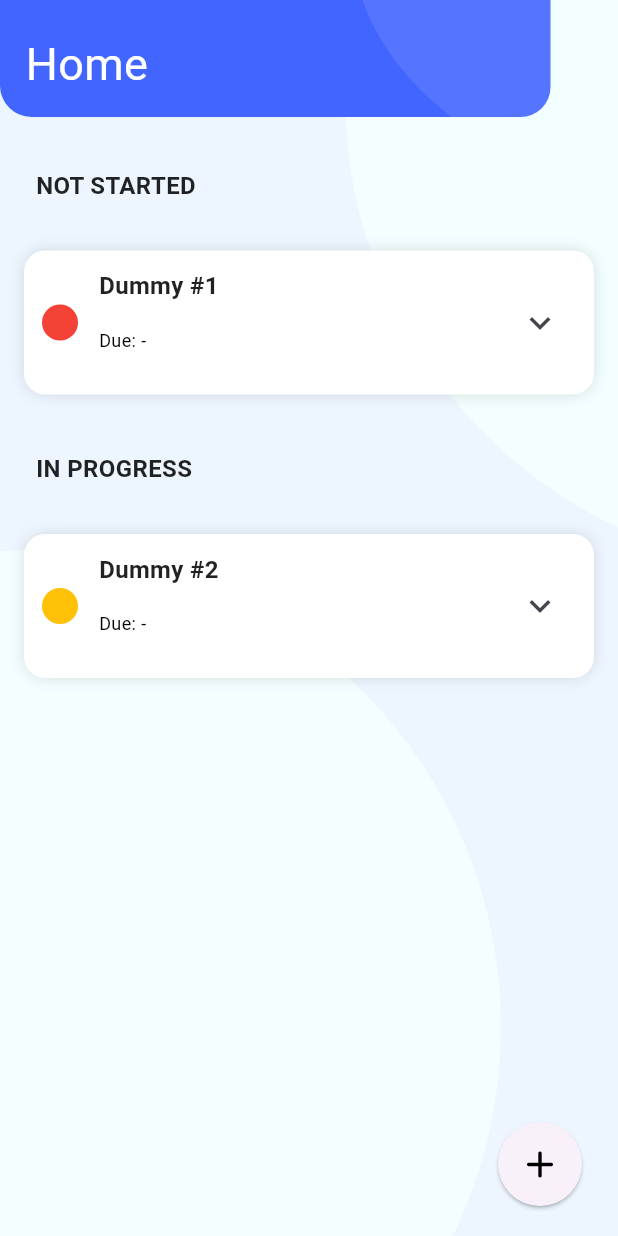
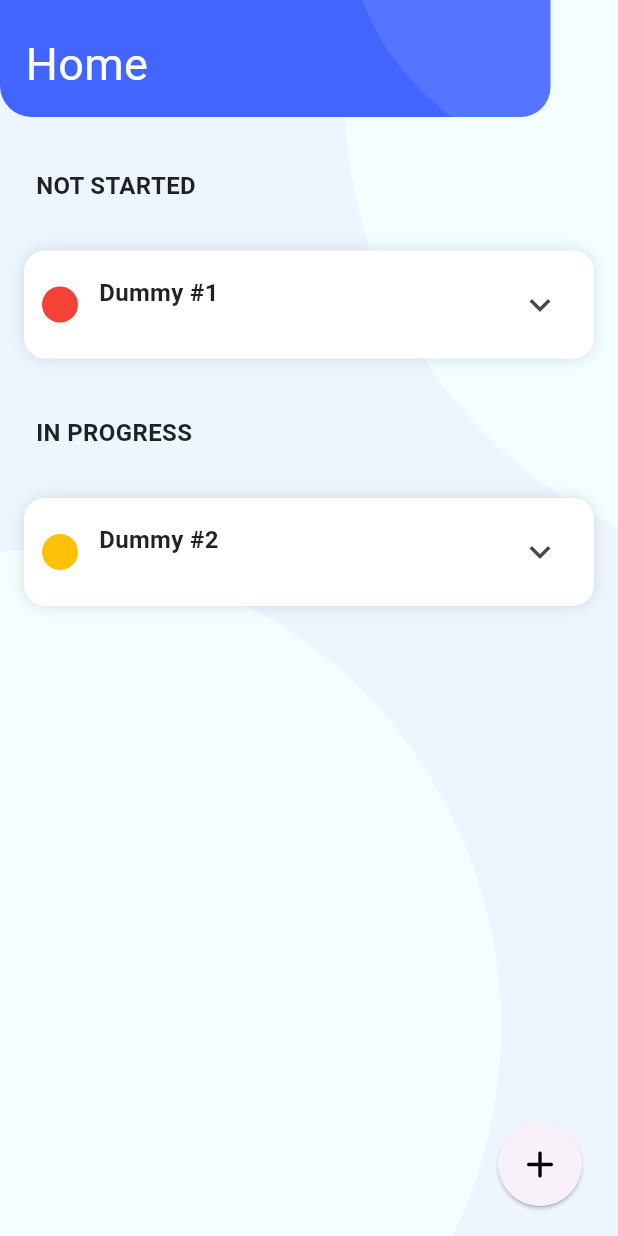
Before and after one commit to Reyhankunlah/TugasFlutterToDoList_22_03, a Flutter app: the HomePage screen opened directly, on a phone screen of 412 x 824 dp. Run offline on Flutter 3.47's test engine with Material 3 defaults, Android fonts, the phone set to English and light mode, and no system bars; our stand-ins replace get.

Commit message:
[MAF] fix Task Controller & Binding

```diff
--- a/lib/Bindings/appBinding.dart
+++ b/lib/Bindings/appBinding.dart
@@ -1,4 +1,3 @@
-import 'package:flutter_todolist/Controllers/addTodo_Controller.dart';
 import 'package:flutter_todolist/Controllers/auth_controller.dart';
 import 'package:flutter_todolist/Controllers/editTodo_Controller.dart';
 import 'package:flutter_todolist/Controllers/nav/mainNav_controller.dart';
@@ -12,6 +11,5 @@ class Appbinding extends Bindings {
     Get.lazyPut(() => EditTodoController(), fenix: true);
     Get.lazyPut(() => MainnavController(), fenix: true);
     Get.lazyPut(() => TaskController(), fenix: true);
-    Get.lazyPut(() => AddtodoController(), fenix: true);
   }
 }
--- a/lib/Components/taskCard.dart
+++ b/lib/Components/taskCard.dart
@@ -1,4 +1,3 @@
-// lib/components/task_card.dart
 import 'package:flutter/material.dart';
 import 'package:flutter_todolist/Components/custom_text.dart';
 import 'package:get/get.dart';
@@ -24,6 +23,21 @@ class TaskCard extends StatelessWidget {
 
     final isExpanded = false.obs;
     final taskC = Get.find<TaskController>();
+
+    final List<String> bulan = [
+      "Januari",
+      "Februari",
+      "Maret",
+      "April",
+      "Mei",
+      "Juni",
+      "Juli",
+      "Agustus",
+      "September",
+      "Oktober",
+      "November",
+      "Desember",
+    ];
 
     return Obx(
       () => Container(
@@ -53,15 +67,6 @@ class TaskCard extends StatelessWidget {
                           fontSize: 16,
                         ),
                       ),
-                      Padding(
-                        padding: const EdgeInsets.symmetric(horizontal: 14),
-                        child: CustomText(
-                          myText:
-                              "Due: ${task.dueDate != null ? task.dueDate!.toLocal().toString().split(' ').first : '-'}",
-                          fontColor: CustomColor.black,
-                          fontSize: 12,
-                        ),
-                      ),
                     ],
                   ),
                 ),
@@ -80,14 +85,15 @@ class TaskCard extends StatelessWidget {
             if (isExpanded.value) ...[
               const Divider(),
 
+              CustomText(myText: "Tags: " + task.tags.join(', '), fontSize: 12),
               CustomText(
                 myText:
-                    "Tags: ${task.tags.isNotEmpty ? task.tags.join(', ') : '-'}",
-                fontSize: 12,
-              ),
-              CustomText(
-                myText:
-                    "Date: ${task.dueDate != null ? "${task.dueDate!.day}-${task.dueDate!.month}-${task.dueDate!.year}" : '-'}",
+                    "Date: " +
+                    task.dueDate!.day.toString() +
+                    " " +
+                    bulan[task.dueDate!.month - 1] +
+                    " " +
+                    task.dueDate!.year.toString(),
                 fontSize: 12,
               ),
 
```
Also changed, not shown: lib/Components/custom_fullCard.dart (deleted, +0 -38 lines), lib/Controllers/addTodo_Controller.dart (deleted, +0 -88 lines), lib/Controllers/task_controller.dart (+124 -8 lines), lib/Pages/toDo_page.dart (+6 -5 lines).
